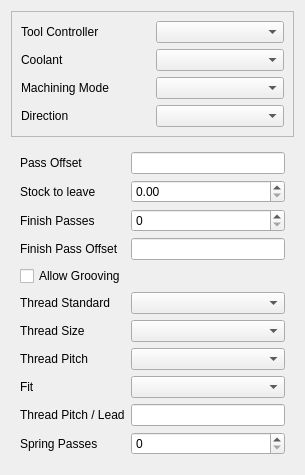
The window that Gui/Resources/panels/PageOpTurnBaseEdit.ui (dubstar-04/TurningAddon) describes before a commit, drawn with Qt 5.
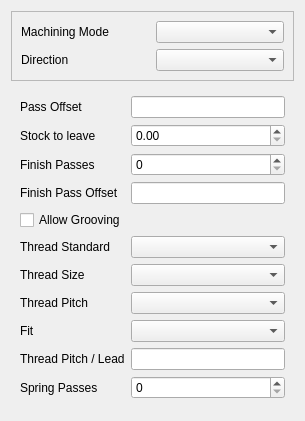
The same window after the commit. Custom widgets are drawn as their Qt base class.

Patch:
```diff
--- a/Gui/Resources/panels/PageOpTurnBaseEdit.ui
+++ b/Gui/Resources/panels/PageOpTurnBaseEdit.ui
@@ -232,28 +232,7 @@
       <enum>QFrame::Raised</enum>
      </property>
      <layout class="QGridLayout" name="gridLayout">
-      <item row="1" column="1">
-       <widget class="QComboBox" name="coolantController">
-        <property name="toolTip">
-         <string>&lt;html&gt;&lt;head/&gt;&lt;body&gt;&lt;p&gt;The tool and its settings to be used for this operation.&lt;/p&gt;&lt;/body&gt;&lt;/html&gt;</string>
-        </property>
-       </widget>
-      </item>
       <item row="0" column="0">
-       <widget class="QLabel" name="label">
-        <property name="text">
-         <string>Tool Controller</string>
-        </property>
-       </widget>
-      </item>
-      <item row="0" column="1">
-       <widget class="QComboBox" name="toolController">
-        <property name="toolTip">
-         <string>&lt;html&gt;&lt;head/&gt;&lt;body&gt;&lt;p&gt;The tool and its settings to be used for this operation.&lt;/p&gt;&lt;/body&gt;&lt;/html&gt;</string>
-        </property>
-       </widget>
-      </item>
-      <item row="2" column="0">
        <widget class="QLabel" name="modeLabel">
         <property name="text">
          <string>Machining Mode</string>
@@ -263,14 +242,14 @@
         </property>
        </widget>
       </item>
-      <item row="2" column="1">
+      <item row="0" column="1">
        <widget class="QComboBox" name="mode">
         <property name="visible">
          <bool>false</bool>
         </property>
        </widget>
       </item>
-      <item row="3" column="0">
+      <item row="1" column="0">
        <widget class="QLabel" name="directionLabel">
         <property name="text">
          <string>Direction</string>
@@ -280,20 +259,13 @@
         </property>
        </widget>
       </item>
-      <item row="3" column="1">
+      <item row="1" column="1">
        <widget class="QComboBox" name="direction">
         <property name="visible">
          <bool>false</bool>
         </property>
        </widget>
       </item>
-      <item row="1" column="0">
-       <widget class="QLabel" name="label_9">
-        <property name="text">
-         <string>Coolant</string>
-        </property>
-       </widget>
-      </item>
      </layout>
     </widget>
    </item>
```
